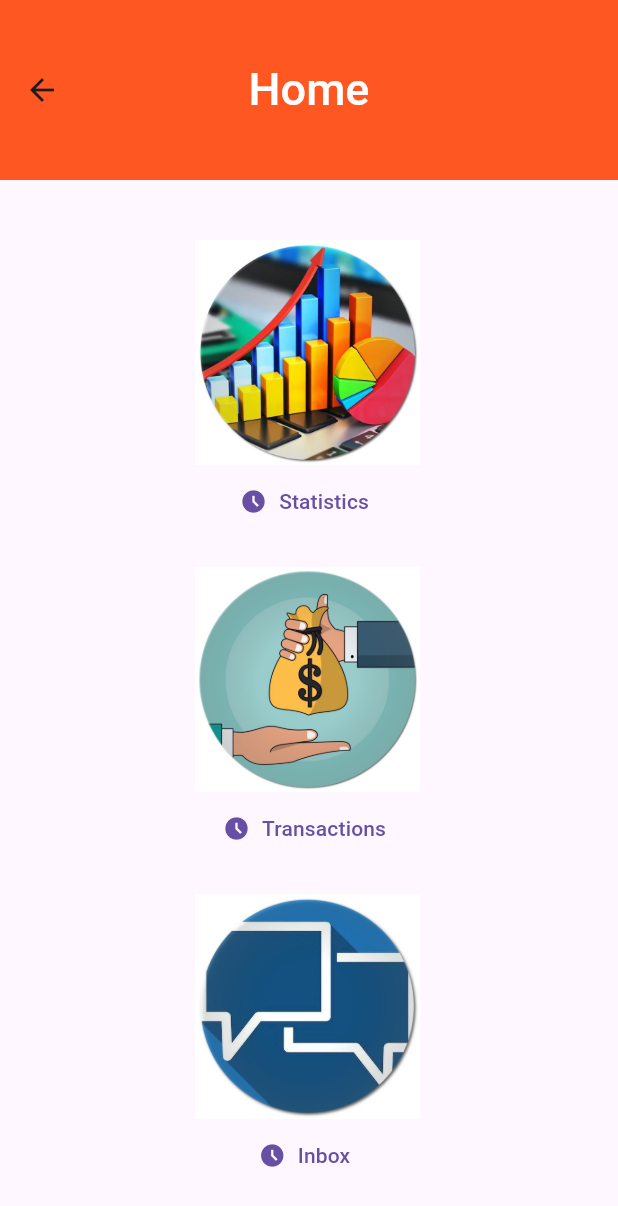
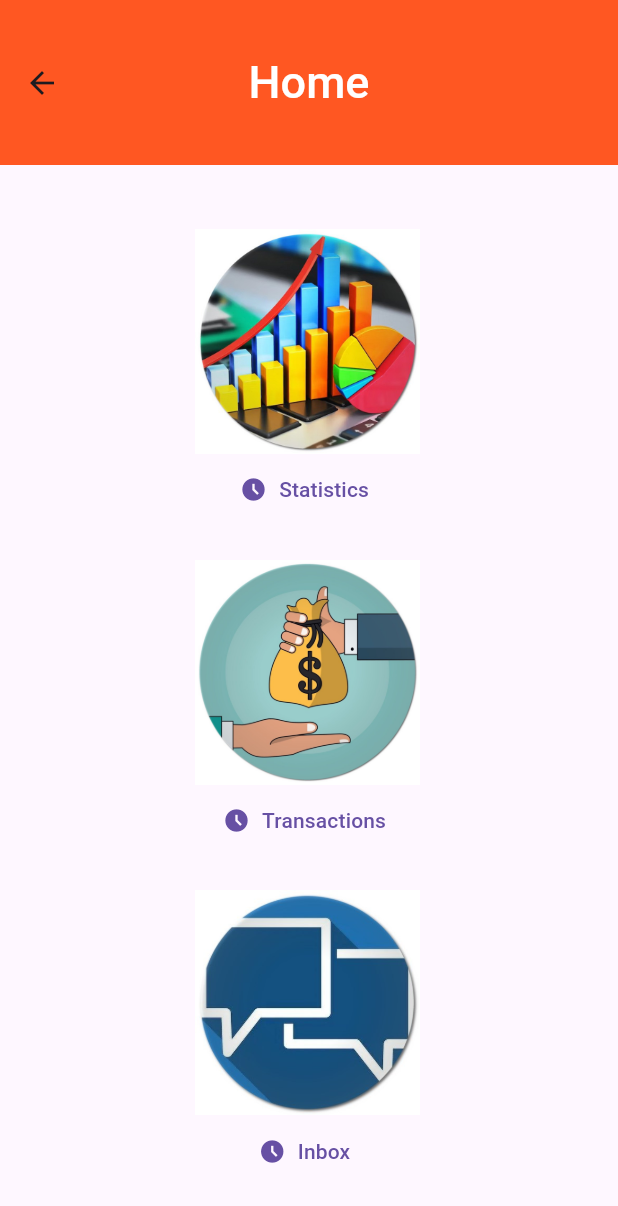
Before and after one commit to 52ndSymphony/CoinCare, a Flutter app: the fourthPage screen opened directly, on a phone screen of 412 x 824 dp. Shown: the top 1206 px of the screen. Run offline on Flutter 3.47's test engine with Material 3 defaults, Android fonts, the phone set to English and light mode, and no system bars.

Commit message:
firebase 1.0

```diff
--- a/lib/home.dart
+++ b/lib/home.dart
@@ -7,7 +7,7 @@ class fourthPage extends StatelessWidget{
     return Scaffold(
       appBar: PreferredSize(
 
-          preferredSize: const Size.fromHeight(120.0), // here the desired height
+          preferredSize: const Size.fromHeight(110.0), // here the desired height
           child: AppBar(
             toolbarHeight: 220,
             title: const Text(
```
